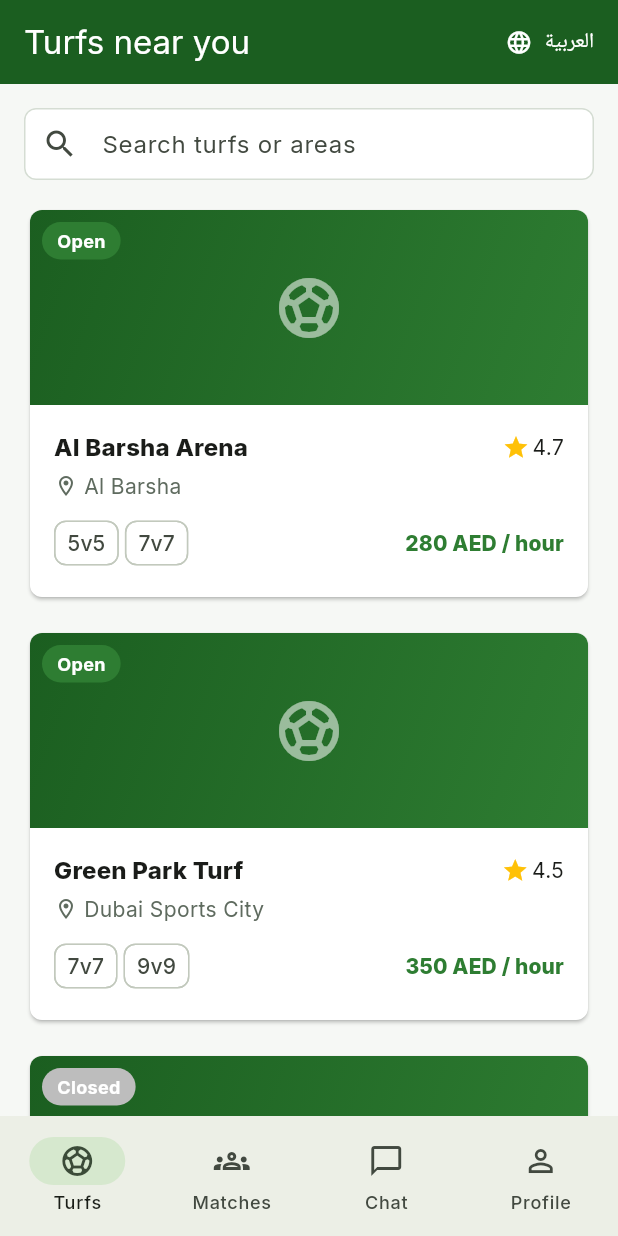
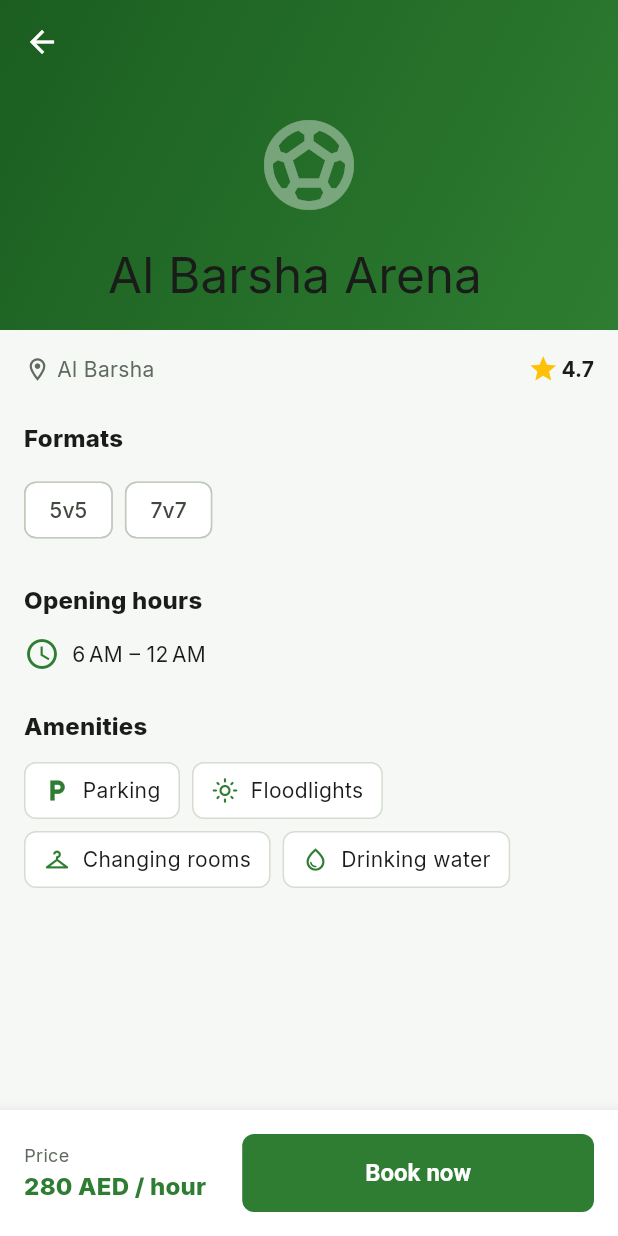
Before and after one commit to ansarek8630/fieldoo_flutter, a Flutter app: the TurfListPage screen opened by its route, after a tap on "Open", on a phone screen of 412 x 824 dp. Run offline on Flutter 3.47's test engine with Material 3 defaults, Android fonts, the phone set to English and light mode, and no system bars; our stand-ins replace flutter_riverpod, go_router, google_fonts, image_picker.

Commit message:
feat: Add turf details page and implement turf fetching by ID functionality

```diff
--- a/lib/core/l10n/app_localizations.dart
+++ b/lib/core/l10n/app_localizations.dart
@@ -343,6 +343,90 @@ abstract class AppLocalizations {
   /// In en, this message translates to:
   /// **'{price} AED / hour'**
   String perHour(int price);
+
+  /// No description provided for @formats.
+  ///
+  /// In en, this message translates to:
+  /// **'Formats'**
+  String get formats;
+
+  /// No description provided for @openingHours.
+  ///
+  /// In en, this message translates to:
+  /// **'Opening hours'**
+  String get openingHours;
+
+  /// No description provided for @amenities.
+  ///
+  /// In en, this message translates to:
+  /// **'Amenities'**
+  String get amenities;
+
+  /// No description provided for @bookNow.
+  ///
+  /// In en, this message translates to:
+  /// **'Book now'**
+  String get bookNow;
+
+  /// No description provided for @priceLabel.
+  ///
+  /// In en, this message translates to:
+  /// **'Price'**
+  String get priceLabel;
+
+  /// No description provided for @hoursRange.
+  ///
+  /// In en, this message translates to:
+  /// **'{from} – {to}'**
+  String hoursRange(String from, String to);
+
+  /// No description provided for @turfNotFound.
+  ///
+  /// In en, this message translates to:
+  /// **'This turf is no longer available'**
+  String get turfNotFound;
+
+  /// No description provided for @amenityParking.
+  ///
+  /// In en, this message translates to:
+  /// **'Parking'**
+  String get amenityParking;
+
+  /// No description provided for @amenityFloodlights.
+  ///
+  /// In en, this message translates to:
+  /// **'Floodlights'**
+  String get amenityFloodlights;
+
+  /// No description provided for @amenityChangingRooms.
+  ///
+  /// In en, this message translates to:
+  /// **'Changing rooms'**
+  String get amenityChangingRooms;
+
+  /// No description provided for @amenityShowers.
+  ///
+  /// In en, this message translates to:
+  /// **'Showers'**
+  String get amenityShowers;
+
+  /// No description provided for @amenityCafe.
+  ///
+  /// In en, this message translates to:
+  /// **'Cafe'**
+  String get amenityCafe;
+
+  /// No description provided for @amenityWifi.
+  ///
+  /// In en, this message translates to:
+  /// **'Wi-Fi'**
+  String get amenityWifi;
+
+  /// No description provided for @amenityWater.
+  ///
+  /// In en, this message translates to:
+  /// **'Drinking water'**
+  String get amenityWater;
 }
 
 class _AppLocalizationsDelegate
--- a/lib/core/l10n/app_localizations_en.dart
+++ b/lib/core/l10n/app_localizations_en.dart
@@ -133,4 +133,48 @@ class AppLocalizationsEn extends AppLocalizations {
   String perHour(int price) {
     return '$price AED / hour';
   }
+
+  @override
+  String get formats => 'Formats';
+
+  @override
+  String get openingHours => 'Opening hours';
+
+  @override
+  String get amenities => 'Amenities';
+
+  @override
+  String get bookNow => 'Book now';
+
+  @override
+  String get priceLabel => 'Price';
+
+  @override
+  String hoursRange(String from, String to) {
+    return '$from – $to';
+  }
+
+  @override
+  String get turfNotFound => 'This turf is no longer available';
+
+  @override
+  String get amenityParking => 'Parking';
+
+  @override
+  String get amenityFloodlights => 'Floodlights';
+
+  @override
+  String get amenityChangingRooms => 'Changing rooms';
+
+  @override
+  String get amenityShowers => 'Showers';
+
+  @override
+  String get amenityCafe => 'Cafe';
+
+  @override
+  String get amenityWifi => 'Wi-Fi';
+
+  @override
+  String get amenityWater => 'Drinking water';
 }
--- a/lib/core/l10n/arb/app_en.arb
+++ b/lib/core/l10n/arb/app_en.arb
@@ -47,5 +47,29 @@
         "type": "int"
       }
     }
-  }
+  },
+  "formats": "Formats",
+  "openingHours": "Opening hours",
+  "amenities": "Amenities",
+  "bookNow": "Book now",
+  "priceLabel": "Price",
+  "hoursRange": "{from} – {to}",
+  "@hoursRange": {
+    "placeholders": {
+      "from": {
+        "type": "String"
+      },
+      "to": {
+        "type": "String"
+      }
+    }
+  },
+  "turfNotFound": "This turf is no longer available",
+  "amenityParking": "Parking",
+  "amenityFloodlights": "Floodlights",
+  "amenityChangingRooms": "Changing rooms",
+  "amenityShowers": "Showers",
+  "amenityCafe": "Cafe",
+  "amenityWifi": "Wi-Fi",
+  "amenityWater": "Drinking water"
 }
--- a/lib/core/router/app_router.dart
+++ b/lib/core/router/app_router.dart
@@ -5,6 +5,7 @@ import '../../features/auth/presentation/pages/sign_in_page.dart';
 import '../../features/auth/presentation/pages/sign_up_page.dart';
 import '../../features/shell/presentation/app_shell.dart';
 import '../../features/splash/presentation/splash_page.dart';
+import '../../features/turfs/presentation/pages/turf_details_page.dart';
 import '../../features/turfs/presentation/pages/turf_list_page.dart';
 import '../extensions/context_x.dart';
 import '../widgets/coming_soon_view.dart';
@@ -15,6 +16,10 @@ final routerProvider = Provider<GoRouter>((ref) => GoRouter(
         GoRoute(path: '/splash', builder: (_, __) => const SplashPage()),
         GoRoute(path: '/sign-in', builder: (_, __) => const SignInPage()),
         GoRoute(path: '/sign-up', builder: (_, __) => const SignUpPage()),
+        GoRoute(
+          path: '/turfs/:id',
+          builder: (_, state) => TurfDetailsPage(turfId: state.pathParameters['id']!),
+        ),
         StatefulShellRoute.indexedStack(
           builder: (_, __, shell) => AppShell(shell: shell),
           branches: [
--- /dev/null
+++ b/lib/core/widgets/section_title.dart
@@ -0,0 +1,16 @@
+import 'package:flutter/material.dart';
+
+class SectionTitle extends StatelessWidget {
+  const SectionTitle(this.text, {super.key});
+  final String text;
+
+  @override
+  Widget build(BuildContext context) => Padding(
+        padding: const EdgeInsets.only(top: 24, bottom: 12),
+        child: Text(text,
+            style: Theme.of(context)
+                .textTheme
+                .titleMedium
+                ?.copyWith(fontWeight: FontWeight.w800)),
+      );
+}
--- a/lib/features/turfs/data/datasources/turf_remote_data_source.dart
+++ b/lib/features/turfs/data/datasources/turf_remote_data_source.dart
@@ -1,20 +1,38 @@
+import '../../domain/entities/amenity.dart';
 import '../../domain/entities/turf.dart';
 
 abstract interface class TurfRemoteDataSource {
   Future<List<Turf>> fetchTurfs();
+  Future<Turf?> fetchTurfById(String id);
 }
 
 /// Mock data until the real API exists.
 class FakeTurfRemoteDataSource implements TurfRemoteDataSource {
+  static const _turfs = [
+    Turf(id: 't1', name: 'Al Barsha Arena', area: 'Al Barsha', pricePerHour: 280, rating: 4.7, formats: ['5v5', '7v7'], isOpen: true,
+        amenities: [Amenity.parking, Amenity.floodlights, Amenity.changingRooms, Amenity.water]),
+    Turf(id: 't2', name: 'Green Park Turf', area: 'Dubai Sports City', pricePerHour: 350, rating: 4.5, formats: ['7v7', '9v9'], isOpen: true,
+        opensAt: 7, closesAt: 23, amenities: [Amenity.parking, Amenity.floodlights, Amenity.showers, Amenity.cafe, Amenity.wifi]),
+    Turf(id: 't3', name: 'Marina Kickoff', area: 'Dubai Marina', pricePerHour: 400, rating: 4.8, formats: ['5v5'], isOpen: false,
+        opensAt: 8, closesAt: 22, amenities: [Amenity.floodlights, Amenity.changingRooms, Amenity.showers, Amenity.cafe]),
+    Turf(id: 't4', name: 'Mirdif Pitch', area: 'Mirdif', pricePerHour: 240, rating: 4.2, formats: ['5v5', '7v7'], isOpen: true,
+        amenities: [Amenity.parking, Amenity.floodlights, Amenity.water]),
+    Turf(id: 't5', name: 'Jumeirah Goal Zone', area: 'Jumeirah', pricePerHour: 320, rating: 4.6, formats: ['7v7'], isOpen: true,
+        opensAt: 6, closesAt: 23, amenities: [Amenity.parking, Amenity.floodlights, Amenity.changingRooms, Amenity.showers, Amenity.wifi]),
+  ];
+
   @override
   Future<List<Turf>> fetchTurfs() async {
     await Future<void>.delayed(const Duration(milliseconds: 700));
-    return const [
-      Turf(id: 't1', name: 'Al Barsha Arena', area: 'Al Barsha', pricePerHour: 280, rating: 4.7, formats: ['5v5', '7v7'], isOpen: true),
-      Turf(id: 't2', name: 'Green Park Turf', area: 'Dubai Sports City', pricePerHour: 350, rating: 4.5, formats: ['7v7', '9v9'], isOpen: true),
-      Turf(id: 't3', name: 'Marina Kickoff', area: 'Dubai Marina', pricePerHour: 400, rating: 4.8, formats: ['5v5'], isOpen: false),
-      Turf(id: 't4', name: 'Mirdif Pitch', area: 'Mirdif', pricePerHour: 240, rating: 4.2, formats: ['5v5', '7v7'], isOpen: true),
-      Turf(id: 't5', name: 'Jumeirah Goal Zone', area: 'Jumeirah', pricePerHour: 320, rating: 4.6, formats: ['7v7'], isOpen: true),
-    ];
+    return _turfs;
+  }
+
+  @override
+  Future<Turf?> fetchTurfById(String id) async {
+    await Future<void>.delayed(const Duration(milliseconds: 400));
+    for (final t in _turfs) {
+      if (t.id == id) return t;
+    }
+    return null;
   }
 }
--- a/lib/features/turfs/data/repositories/turf_repository_impl.dart
+++ b/lib/features/turfs/data/repositories/turf_repository_impl.dart
@@ -8,4 +8,7 @@ class TurfRepositoryImpl implements TurfRepository {
 
   @override
   Future<List<Turf>> getTurfs() => _remote.fetchTurfs();
+
+  @override
+  Future<Turf?> getTurfById(String id) => _remote.fetchTurfById(id);
 }
--- /dev/null
+++ b/lib/features/turfs/domain/entities/amenity.dart
@@ -0,0 +1 @@
+enum Amenity { parking, floodlights, changingRooms, showers, cafe, wifi, water }
--- a/lib/features/turfs/domain/entities/turf.dart
+++ b/lib/features/turfs/domain/entities/turf.dart
@@ -1,3 +1,5 @@
+import 'amenity.dart';
+
 class Turf {
   const Turf({
     required this.id,
@@ -7,6 +9,9 @@ class Turf {
     required this.rating,
     required this.formats,
     required this.isOpen,
+    this.opensAt = 6,
+    this.closesAt = 24,
+    this.amenities = const [],
   });
   final String id;
   final String name;
@@ -15,4 +20,7 @@ class Turf {
   final double rating;
   final List<String> formats; // e.g. 5v5, 7v7
   final bool isOpen;
+  final int opensAt; // hour of day, 0-24
+  final int closesAt;
+  final List<Amenity> amenities;
 }
--- a/lib/features/turfs/domain/repositories/turf_repository.dart
+++ b/lib/features/turfs/domain/repositories/turf_repository.dart
@@ -2,4 +2,5 @@ import '../entities/turf.dart';
 
 abstract interface class TurfRepository {
   Future<List<Turf>> getTurfs();
+  Future<Turf?> getTurfById(String id);
 }
--- /dev/null
+++ b/lib/features/turfs/presentation/pages/turf_details_page.dart
@@ -0,0 +1,147 @@
+import 'package:fieldoo_flutter/core/l10n/app_localizations.dart';
+import 'package:flutter/material.dart';
+import 'package:flutter_riverpod/flutter_riverpod.dart';
+import 'package:intl/intl.dart';
+import '../../../../core/extensions/context_x.dart';
+import '../../../../core/theme/app_colors.dart';
+import '../../../../core/theme/app_spacing.dart';
+import '../../../../core/widgets/app_button.dart';
+import '../../../../core/widgets/error_view.dart';
+import '../../../../core/widgets/section_title.dart';
+import '../../domain/entities/turf.dart';
+import '../providers/turf_providers.dart';
+import '../widgets/amenity_chip.dart';
+
+class TurfDetailsPage extends ConsumerWidget {
+  const TurfDetailsPage({super.key, required this.turfId});
+  final String turfId;
+
+  @override
+  Widget build(BuildContext context, WidgetRef ref) {
+    final turf = ref.watch(turfDetailsProvider(turfId));
+    return Scaffold(
+      body: turf.when(
+        loading: () => const Center(child: CircularProgressIndicator()),
+        error: (_, __) =>
+            ErrorView(onRetry: () => ref.invalidate(turfDetailsProvider(turfId))),
+        data: (t) => t == null
+            ? Center(child: Text(context.l10n!.turfNotFound))
+            : _Content(turf: t),
+      ),
+    );
+  }
+}
+
+class _Content extends StatelessWidget {
+  const _Content({required this.turf});
+  final Turf turf;
+
+  String _hour(BuildContext context, int h) => DateFormat.j(
+          Localizations.localeOf(context).toString())
+      .format(DateTime(2000, 1, 1, h % 24));
+
+  @override
+  Widget build(BuildContext context) {
+    final l10n = context.l10n;
+    final text = Theme.of(context).textTheme;
+
+    return Column(
+      children: [
+        Expanded(
+          child: CustomScrollView(
+            slivers: [
+              SliverAppBar(
+                pinned: true,
+                expandedHeight: 220,
+                flexibleSpace: FlexibleSpaceBar(
+                  title: Text(turf.name),
+                  background: Container(
+                    decoration: const BoxDecoration(
+                      gradient: LinearGradient(
+                          colors: [AppColors.brandGreen, AppColors.primary],
+                          begin: Alignment.topLeft,
+                          end: Alignment.bottomRight),
+                    ),
+                    child: const Center(
+                        child: Icon(Icons.sports_soccer, size: 72, color: Colors.white38)),
+                  ),
+                ),
+              ),
+              SliverPadding(
+                padding: const EdgeInsets.all(AppSpacing.md),
+                sliver: SliverList(
+                  delegate: SliverChildListDelegate([
+                    Row(children: [
+                      const Icon(Icons.location_on_outlined,
+                          size: 18, color: AppColors.textSecondary),
+                      const SizedBox(width: 4),
+                      Expanded(
+                        child: Text(turf.area,
+                            style: const TextStyle(color: AppColors.textSecondary)),
+                      ),
+                      const Icon(Icons.star, size: 20, color: Colors.amber),
+                      const SizedBox(width: 2),
+                      Text(turf.rating.toStringAsFixed(1),
+                          style: text.titleSmall?.copyWith(fontWeight: FontWeight.w700)),
+                    ]),
+                    SectionTitle(l10n!.formats),
+                    Wrap(spacing: AppSpacing.sm, children: [
+                      for (final f in turf.formats) Chip(label: Text(f)),
+                    ]),
+                    SectionTitle(l10n!.openingHours),
+                    Row(children: [
+                      const Icon(Icons.schedule, color: AppColors.primary),
+                      const SizedBox(width: 8),
+                      Text(l10n.hoursRange(
+                          _hour(context, turf.opensAt), _hour(context, turf.closesAt))),
+                    ]),
+                    SectionTitle(l10n.amenities),
+                    Wrap(spacing: AppSpacing.sm, runSpacing: AppSpacing.sm, children: [
+                      for (final a in turf.amenities) AmenityChip(amenity: a),
+                    ]),
+                    const SizedBox(height: AppSpacing.lg),
+                  ]),
+                ),
+              ),
+            ],
+          ),
+        ),
+        // Sticky booking bar
+        Material(
+          elevation: 8,
+          color: AppColors.white,
+          child: SafeArea(
+            top: false,
+            child: Padding(
+              padding: const EdgeInsets.all(AppSpacing.md),
+              child: Row(children: [
+                Column(crossAxisAlignment: CrossAxisAlignment.start, children: [
+                  Text(l10n.priceLabel,
+                      style: const TextStyle(color: AppColors.textSecondary, fontSize: 12)),
+                  Text(l10n.perHour(turf.pricePerHour),
+                      style: text.titleMedium?.copyWith(
+                          color: AppColors.primary, fontWeight: FontWeight.w800)),
+                ]),
+                const SizedBox(width: AppSpacing.lg),
+                Expanded(
+                  child: AppButton(
+                    label: l10n.bookNow,
+                    // Booking page arrives in the next step.
+                    onPressed: turf.isOpen
+                        ? () => ScaffoldMessenger.of(context)
+                            .showSnackBar(SnackBar(content: Text(l10n.comingSoon)))
+                        : null,
+                  ),
+                ),
+              ]),
+            ),
+          ),
+        ),
+      ],
+    );
+  }
+}
+
+extension on AppLocalizations? {
+  String? get formats => null;
+}
--- a/lib/features/turfs/presentation/pages/turf_list_page.dart
+++ b/lib/features/turfs/presentation/pages/turf_list_page.dart
@@ -1,5 +1,6 @@
 import 'package:flutter/material.dart';
 import 'package:flutter_riverpod/flutter_riverpod.dart';
+import 'package:go_router/go_router.dart';
 import '../../../../core/extensions/context_x.dart';
 import '../../../../core/theme/app_spacing.dart';
 import '../../../../core/widgets/app_search_field.dart';
@@ -46,7 +47,7 @@ class TurfListPage extends ConsumerWidget {
                         separatorBuilder: (_, __) => const SizedBox(height: AppSpacing.md),
                         itemBuilder: (_, i) => TurfCard(
                           turf: list[i],
-                          onTap: () {}, // Turf details route arrives in the next step
+                          onTap: () => context.push('/turfs/${list[i].id}'),
                         ),
                       ),
                     ),
--- a/lib/features/turfs/presentation/providers/turf_providers.dart
+++ b/lib/features/turfs/presentation/providers/turf_providers.dart
@@ -3,6 +3,7 @@ import '../../data/datasources/turf_remote_data_source.dart';
 import '../../data/repositories/turf_repository_impl.dart';
 import '../../domain/entities/turf.dart';
 import '../../domain/repositories/turf_repository.dart';
+import '../../domain/usecases/get_turf_by_id_usecase.dart';
 import '../../domain/usecases/get_turfs_usecase.dart';
 
 // DI graph: datasource -> repository -> usecase
@@ -28,3 +29,10 @@ final filteredTurfsProvider = Provider.autoDispose<AsyncValue<List<Turf>>>((ref)
               t.name.toLowerCase().contains(query) || t.area.toLowerCase().contains(query))
           .toList());
 });
+
+final getTurfByIdUseCaseProvider = Provider<GetTurfByIdUseCase>(
+    (ref) => GetTurfByIdUseCase(ref.watch(turfRepositoryProvider)));
+
+/// Single turf by id (null when it no longer exists).
+final turfDetailsProvider = FutureProvider.autoDispose.family<Turf?, String>(
+    (ref, id) => ref.watch(getTurfByIdUseCaseProvider).call(id));
--- /dev/null
+++ b/lib/features/turfs/presentation/widgets/amenity_chip.dart
@@ -0,0 +1,24 @@
+import 'package:flutter/material.dart';
+import '../../../../core/theme/app_colors.dart';
+import '../../domain/entities/amenity.dart';
+import 'amenity_x.dart';
+
+class AmenityChip extends StatelessWidget {
+  const AmenityChip({super.key, required this.amenity});
+  final Amenity amenity;
+
+  @override
+  Widget build(BuildContext context) => Container(
+        padding: const EdgeInsets.symmetric(horizontal: 12, vertical: 8),
+        decoration: BoxDecoration(
+          color: AppColors.white,
+          border: Border.all(color: AppColors.outline),
+          borderRadius: BorderRadius.circular(8),
+        ),
+        child: Row(mainAxisSize: MainAxisSize.min, children: [
+          Icon(amenity.icon, size: 18, color: AppColors.primary),
+          const SizedBox(width: 8),
+          Text(amenity.label(context)),
+        ]),
+      );
+}
--- /dev/null
+++ b/lib/features/turfs/presentation/widgets/amenity_x.dart
@@ -0,0 +1,29 @@
+import 'package:flutter/material.dart';
+import '../../../../core/extensions/context_x.dart';
+import '../../domain/entities/amenity.dart';
+
+/// UI mapping for the domain enum (keeps the domain layer Flutter-free).
+extension AmenityX on Amenity {
+  IconData get icon => switch (this) {
+        Amenity.parking => Icons.local_parking,
+        Amenity.floodlights => Icons.light_mode_outlined,
+        Amenity.changingRooms => Icons.checkroom_outlined,
+        Amenity.showers => Icons.shower_outlined,
+        Amenity.cafe => Icons.local_cafe_outlined,
+        Amenity.wifi => Icons.wifi,
+        Amenity.water => Icons.water_drop_outlined,
+      };
+
+  String label(BuildContext context) {
+    final l = context.l10n;
+    return switch (this) {
+      Amenity.parking => l!.amenityParking,
+      Amenity.floodlights => l!.amenityFloodlights,
+      Amenity.changingRooms => l!.amenityChangingRooms,
+      Amenity.showers => l!.amenityShowers,
+      Amenity.cafe => l!.amenityCafe,
+      Amenity.wifi => l!.amenityWifi,
+      Amenity.water => l!.amenityWater,
+    };
+  }
+}
```
Also changed, not shown: lib/core/l10n/app_localizations_ar.dart (+44 -0 lines), lib/core/l10n/arb/app_ar.arb (+15 -1 lines), lib/features/turfs/domain/usecases/get_turf_by_id_usecase.dart (added, +8 -0 lines).
